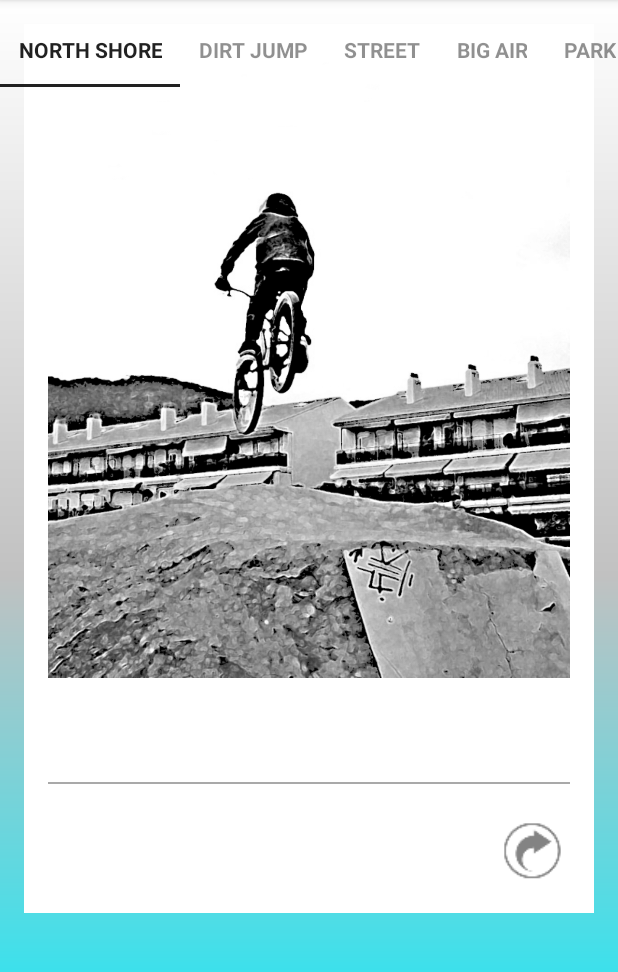
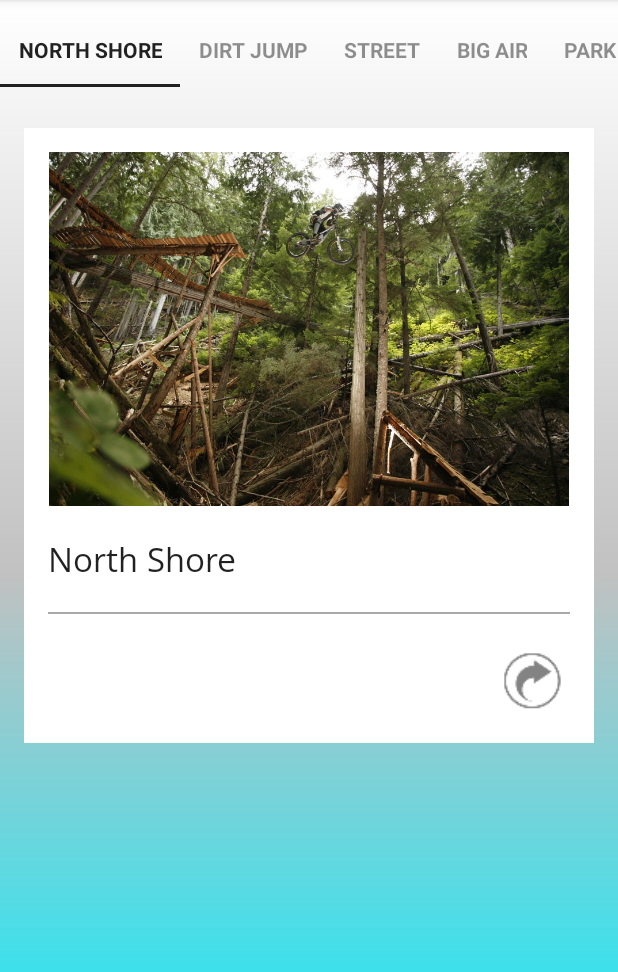
Before and after one commit to frangallart/MTBFreeride, an Android app: the MainActivity screen opened directly, with no data from a screen before it, with the options menu open, on a phone screen of 412 x 824 dp, the part 84-1056 px from its top. Run offline under Robolectric (Android 15) with nearby library versions, the phone set to English and light mode, and no system bars; 21 statements that could not run were skipped.

Commit message:
Carrega de les modalitats als fragments de el main, falta al detall

```diff
--- a/app/src/main/java/com/norriors/java/mtbfreeride/Controllers/MainActivity.java
+++ b/app/src/main/java/com/norriors/java/mtbfreeride/Controllers/MainActivity.java
@@ -29,6 +29,9 @@ public class MainActivity extends ActionBarActivity
 
     // User Session Manager Class
     private UsuariSessionManager sessioUsuari;
+
+
+    //private ModalitatsConversor modalitatsConversor;
 
     /**
      * Fragment managing the behaviors, interactions and presentation of the navigation drawer.
@@ -72,6 +75,22 @@ public class MainActivity extends ActionBarActivity
      * Mètode que recupera els controls de la GUI i toca espectes de disseny
      */
     public void setupGui() {
+
+
+        /*modalitatsConversor = new ModalitatsConversor(factsHelper);
+        String prova = "";
+        ArrayList<Modalitat> m = modalitatsConversor.getAllAsList();
+        for(Modalitat i : m){
+            prova = " " + i.getCodi();
+            prova += " " + i.getDescripcio();
+            prova += " " + i.getImatge1();
+            prova += " " + i.getImatge2();
+            prova += " " + i.getTitol();
+            prova += " " + i.getUrl_video();
+
+        }
+        System.out.println(prova);*/
+
 
         // Creació del drawer
         mNavigationDrawerFragment = (NavigationDrawerFragment)
--- a/app/src/main/java/com/norriors/java/mtbfreeride/Controllers/NavigationDrawerFragment.java
+++ b/app/src/main/java/com/norriors/java/mtbfreeride/Controllers/NavigationDrawerFragment.java
@@ -142,7 +142,7 @@ public class NavigationDrawerFragment extends Fragment {
 
 
         imgUsuariPerfil = new MLRoundedImageView(getActivity().getBaseContext());
-        imgUsuariPerfil.setImageBitmap(ImageTool.getBitmap(dadesUsuari.get(UsuariSessionManager.KEW_IMAGE)));
+        imgUsuariPerfil.setImageBitmap(ImageTool.getBitmap(dadesUsuari.get(UsuariSessionManager.KEY_IMAGE)));
 
         dataList.add(new DrawerItems(imgUsuariPerfil));
         dataList.add(new DrawerItems(dadesUsuari.get(UsuariSessionManager.KEY_NAME)));
--- a/app/src/main/java/com/norriors/java/mtbfreeride/Controllers/SampleListFragment.java
+++ b/app/src/main/java/com/norriors/java/mtbfreeride/Controllers/SampleListFragment.java
@@ -1,32 +1,29 @@
 package com.norriors.java.mtbfreeride.Controllers;
 
 import android.content.Intent;
+import android.content.res.AssetManager;
+import android.database.sqlite.SQLiteDatabase;
+import android.graphics.Bitmap;
+import android.graphics.BitmapFactory;
 import android.graphics.Typeface;
-import android.os.AsyncTask;
 import android.os.Bundle;
 import android.support.v4.app.Fragment;
 import android.view.LayoutInflater;
 import android.view.View;
 import android.view.ViewGroup;
 import android.widget.ImageButton;
+import android.widget.ImageView;
 import android.widget.ScrollView;
 import android.widget.TextView;
 
-import com.google.gson.Gson;
-import com.google.gson.reflect.TypeToken;
+import com.norriors.java.mtbfreeride.Models.Modalitat;
 import com.norriors.java.mtbfreeride.R;
-
-import org.apache.http.HttpResponse;
-import org.apache.http.NameValuePair;
-import org.apache.http.client.entity.UrlEncodedFormEntity;
-import org.apache.http.client.methods.HttpPost;
-import org.apache.http.impl.client.DefaultHttpClient;
-import org.apache.http.message.BasicNameValuePair;
-import org.apache.http.util.EntityUtils;
+import com.norriors.java.mtbfreeride.dao.ModalitatsConversor;
+import com.norriors.java.mtbfreeride.dao.ModalitatsSQLiteHelper;
 
 import java.io.IOException;
+import java.io.InputStream;
 import java.util.ArrayList;
-import java.util.List;
 
 /**
  * Classe SampleListFragment
@@ -35,14 +32,19 @@ import java.util.List;
  */
 public class SampleListFragment extends ScrollTabHolderFragment implements View.OnClickListener {
 
+    private ModalitatsSQLiteHelper factsHelper;
+    private SQLiteDatabase db;
+    private ModalitatsConversor modalitatsConversor;
+    private ArrayList<Modalitat> dades;
+
     private static final String ARG_POSITION = "position";
-    private static final String URL = "http://www.infobosccoma.net/pmdm/pois.php";
-    private TextView tvView;
+    private TextView tvTitolMain;
     private int mPosition;
     private Typeface font;
     private View rootView;
     private ImageButton btnModalitatDetall;
-    private ScrollView svModal;
+    private ScrollView svModalMain;
+    private ImageView ivModalMain;
 
     public static Fragment newInstance(int position) {
         SampleListFragment f = new SampleListFragment();
@@ -58,29 +60,39 @@ public class SampleListFragment extends ScrollTabHolderFragment implements View.
         setRetainInstance(true);
         mPosition = getArguments().getInt(ARG_POSITION);
 
-        new DescarregarDades().execute("");
+        // crear l'objecte que crea a la connexió amb la BD
+        factsHelper = new ModalitatsSQLiteHelper(getActivity().getBaseContext(), "MTBModalitats.db", null, 1);
+        // obtenir l'objecte BD
+        db = factsHelper.getReadableDatabase();
+        modalitatsConversor = new ModalitatsConversor(factsHelper);
+        dades = modalitatsConversor.getAllAsList();
     }
 
     @Override
     public View onCreateView(LayoutInflater inflater, ViewGroup container, Bundle savedInstanceState) {
-        //View v = inflater.inflate(R.layout.fragment_list, null);
 
         // fem referència a la vista
         rootView = inflater.inflate(R.layout.fragment_main, container, false);
 
-        // textView on mostro el contingut del json
-        tvView = (TextView) rootView.findViewById(R.id.tvModalitat);
+        // textView on mostro el nom de la modalitat
+        tvTitolMain = (TextView) rootView.findViewById(R.id.tvModalitat);
+        // imageView on es veu la imatge de la modalitat
+        ivModalMain = (ImageView) rootView.findViewById(R.id.ivModalMain);
+        svModalMain = (ScrollView) rootView.findViewById(R.id.svMainFragment);
+        btnModalitatDetall = (ImageButton) rootView.findViewById(R.id.btnDetallsModalitat);
         font = Typeface.createFromAsset(getActivity().getAssets(), "Fonts/Open_Sans/OpenSans-Regular.ttf");
-        tvView.setTypeface(font);
 
-        svModal = (ScrollView) rootView.findViewById(R.id.svMainFragment);
-        svModal.requestFocus();
+        tvTitolMain.setTypeface(font);
+        // Ens situa l'scroll en la posició superior
+        svModalMain.smoothScrollTo(0, 0);
 
-        btnModalitatDetall = (ImageButton) rootView.findViewById(R.id.btnDetallsModalitat);
         btnModalitatDetall.setOnClickListener(this);
+        tvTitolMain.setText(dades.get(mPosition).getTitol());
+        ivModalMain.setImageBitmap(recollirImatge());
 
         return rootView;
     }
+
 
     @Override
     public void onActivityCreated(Bundle savedInstanceState) {
@@ -102,51 +114,22 @@ public class SampleListFragment extends ScrollTabHolderFragment implements View.
         }
     }
 
-    class DescarregarDades extends AsyncTask<String, Void, ArrayList<PuntsMapa>> {
-
-        @Override
-        protected void onPreExecute() {
-            super.onPreExecute();
-        }
-
     /**
-         * Procés de descarrega de les dades
+     * Recull la imatge corresponent de la carpeta assets
      *
-         * @param params
-         * @return la llista de punts
+     * @return bitmap
      */
-        @Override
-        protected ArrayList<PuntsMapa> doInBackground(String... params) {
-            ArrayList<PuntsMapa> llistaPunts = null;
-            DefaultHttpClient httpclient = new DefaultHttpClient();
-            HttpPost httppostreq = new HttpPost(URL);
-            HttpResponse httpresponse = null;
+    public Bitmap recollirImatge() {
+        AssetManager assetManager = getActivity().getBaseContext().getAssets();
+        Bitmap imatge = null;
+        InputStream inputStream = null;
         try {
-                List<NameValuePair> parametres = new ArrayList<NameValuePair>(1);
-                parametres.add(new BasicNameValuePair("city", params[0]));
-                httppostreq.setEntity(new UrlEncodedFormEntity(parametres));
-
-                httpresponse = httpclient.execute(httppostreq);
-
-                String responseText = EntityUtils.toString(httpresponse.getEntity());
-                // Retorno la llista de punts
-                llistaPunts = tractarJSON(responseText);
+            inputStream = assetManager.open(dades.get(mPosition).getImatge1());
+            imatge = BitmapFactory.decodeStream(inputStream);
         } catch (IOException e) {
             e.printStackTrace();
-            }
-            return llistaPunts;
-        }
-
-        // Pinto el resultat de l'asyncTask
-        @Override
-        protected void onPostExecute(ArrayList<PuntsMapa> llista) {
-            tvView.setText(llista.get(mPosition).getName());
-        }
-
-        private ArrayList<PuntsMapa> tractarJSON(String json) {
-            Gson converter = new Gson();
-            return converter.fromJson(json, new TypeToken<ArrayList<PuntsMapa>>() {
-            }.getType());
+        } finally {
+            return imatge;
         }
     }
 }
--- /dev/null
+++ b/app/src/main/java/com/norriors/java/mtbfreeride/Models/Modalitat.java
@@ -0,0 +1,90 @@
+package com.norriors.java.mtbfreeride.Models;
+
+import java.io.Serializable;
+
+/**
+ * Classe que modela una modalitat
+ */
+public class Modalitat implements Serializable {
+
+    private long codi;
+    private String titol;
+    private String descripcio;
+    private String imatge1;
+    private String imatge2;
+    private String url_video;
+
+    /**
+     * Constructor
+     */
+    public Modalitat() {
+    }
+
+    /**
+     * Constructor amb paràmetres
+     *
+     * @param codi
+     * @param titol
+     * @param descripcio
+     * @param imatge1
+     * @param imatge2
+     * @param url_video
+     */
+    public Modalitat(long codi, String titol, String descripcio, String imatge1, String imatge2, String url_video) {
+        this.codi = codi;
+        this.titol = titol;
+        this.descripcio = descripcio;
+        this.imatge1 = imatge1;
+        this.imatge2 = imatge2;
+        this.url_video = url_video;
+    }
+
+    /* Getter i Setters */
+    public long getCodi() {
+        return codi;
+    }
+
+    public void setCodi(long codi) {
+        this.codi = codi;
+    }
+
+    public String getTitol() {
+        return titol;
+    }
+
+    public void setTitol(String titol) {
+        this.titol = titol;
+    }
+
+    public String getDescripcio() {
+        return descripcio;
+    }
+
+    public void setDescripcio(String descripcio) {
+        this.descripcio = descripcio;
+    }
+
+    public String getImatge1() {
+        return imatge1;
+    }
+
+    public void setImatge1(String imatge1) {
+        this.imatge1 = imatge1;
+    }
+
+    public String getImatge2() {
+        return imatge2;
+    }
+
+    public void setImatge2(String imatge2) {
+        this.imatge2 = imatge2;
+    }
+
+    public String getUrl_video() {
+        return url_video;
+    }
+
+    public void setUrl_video(String url_video) {
+        this.url_video = url_video;
+    }
+}
--- a/app/src/main/java/com/norriors/java/mtbfreeride/TODO.txt
+++ b/app/src/main/java/com/norriors/java/mtbfreeride/TODO.txt
@@ -1,3 +1,7 @@
 // TODO : Fer una classe per guardar els id's de les vistes del fragment i recarregar les seves dades
 // TODO : Carregar les imatges i la descripció de la modalitat des de la base de dades?
 // TODO : Alhora de descarregar dades del llibre de visites s'hauria de anar fet amb una tasca de 1 amb 1, i al arribar  a 5 pares. Al anar desplaçan-te cap avall en descarregues 5 més d'un en un.
+// TODO : Des del modalitat detall controlar que hi ha d'haver internet
+// TODO : Fer-ho tot full optim
+// TODO : Acavar de carregar el detall de una modalitat
+// TODO : Guardar el path de els videos a la base de dades
--- /dev/null
+++ b/app/src/main/java/com/norriors/java/mtbfreeride/dao/ModalitatsConversor.java
@@ -0,0 +1,171 @@
+package com.norriors.java.mtbfreeride.dao;
+
+import android.database.Cursor;
+import android.database.sqlite.SQLiteDatabase;
+
+import com.norriors.java.mtbfreeride.Models.Modalitat;
+
+import java.util.ArrayList;
+
+/**
+ * Classe conversora d'objectes Modalitat a BD
+ */
+public class ModalitatsConversor {
+
+    private ModalitatsSQLiteHelper helper;
+
+    /**
+     * Constructor
+     */
+    public ModalitatsConversor() {
+
+    }
+
+    /**
+     * Constructor amb paràmetres
+     *
+     * @param helper
+     */
+    public ModalitatsConversor(ModalitatsSQLiteHelper helper) {
+        this.helper = helper; // Permetrà obrir la base de dades
+    }
+
+    /**
+     * Desa un nou fact a la taula
+     *
+     * @param fact el fet que es vol desar
+     * @return l'index del fet afegit
+     */
+   /* public long save(Modalitat fact) {
+        long index = -1;
+        // S'agafa l'objecte base de dades en mode escriptura
+        SQLiteDatabase db = helper.getWritableDatabase();
+        // es crea un objecte de diccionari (clau, valor) per indicar els valors a afegir
+        ContentValues dades = new ContentValues();
+
+        dades.put("title", fact.getTitle());
+        dades.put("content", fact.getContent());
+        dades.put("gif", fact.getGif());
+
+        try {
+            index = db.insertOrThrow("Facts", null, dades);
+            // volem veure en el long el que passa
+            Log.i("Facts", dades.toString() + " afegit amb el codi " + index);
+        } catch (Exception e) {
+            // volem reflectir en el log que hi ha agut un error
+            Log.e("Facts", e.getMessage());
+        }
+
+        return index;
+    }*/
+
+    /**
+     * Edita un fact de la taula
+     *
+     * @param fact el fet que es vol editar
+     * @return l'index del fet editat
+     */
+    /*public long edit(Fact fact) {
+        long index = -1;
+        // S'agafa l'objecte base de dades en mode escriptura
+        SQLiteDatabase db = helper.getWritableDatabase();
+        // es crea un objecte de diccionari (clau, valor) per indicar els valors a afegir
+        ContentValues dades = new ContentValues();
+
+        dades.put("title", fact.getTitle());
+        dades.put("content", fact.getContent());
+        dades.put("gif", fact.getGif());
+        try {
+            index = db.update("Facts", dades, "codi =" + fact.getCodi(), null);
+            // volem veure en el long el que passa
+            Log.i("Facts", dades.toString() + " afegit amb el codi " + fact.getCodi());
+        } catch (Exception e) {
+            // volem reflectir en el log que hi ha agut un error
+            Log.e("Facts", e.getMessage());
+        }
+
+        return index;
+    }*/
+
+    /**
+     * Mètode que retorna totes les dades de la taula
+     *
+     * @return arraylist, llista que conté totes les dades
+     */
+    public ArrayList<Modalitat> getAllAsList() {
+        SQLiteDatabase db = helper.getReadableDatabase();
+
+        Cursor c = db.query(true, "Modalitats", new String[]{"codi", "nom", "descripcio", "imatge1", "imatge2", "url_video"},
+                null, null, null, null, null, null);
+
+        ArrayList<Modalitat> dades = null;
+
+        if (c.moveToFirst()) {
+            dades = new ArrayList<Modalitat>();
+            do {
+                dades.add(new Modalitat(c.getInt(0), c.getString(1), c.getString(2), c.getString(3),c.getString(4),c.getString(5)));
+            } while (c.moveToNext());
+        }
+
+        db.close();
+        // Retorna el contingut de la base de dades en un llista
+        return dades;
+    }
+
+   /* public Fact getByCodi(int codi) {
+        SQLiteDatabase db = helper.getReadableDatabase();
+        Cursor c = db.query(true, "Facts", new String[]{"codi", "title", "content", "gif"},
+                "codi =" + codi, null, null, null, null, null);
+
+        Fact f = null;
+
+        if (c.getCount() > 0) {
+            f = new Fact(c.getInt(c.getColumnIndex("codi")),
+                    c.getString(c.getColumnIndex("title")),
+                    c.getString(c.getColumnIndex("content")),
+                    c.getString(c.getColumnIndex("gif")));
+        }
+
+        db.close();
+        return f;
+    }*/
+
+    /*public ArrayList<Fact> geyByTitol(String titol) {
+        SQLiteDatabase db = helper.getReadableDatabase();
+        Cursor c = db.query(true, "Facts", new String[]{"codi", "title", "content", "gif"},
+                "title like % = " + titol, null, null, null, null, null);
+
+        ArrayList<Fact> llista = null;
+
+        while (c.moveToNext()) {
+            llista.add(new Fact(c.getInt(c.getColumnIndex("codi")),
+                    c.getString(c.getColumnIndex("title")),
+                    c.getString(c.getColumnIndex("content")),
+                    c.getString(c.getColumnIndex("gif"))));
+        }
+        db.close();
+        return llista;
+    }*/
+
+    /**
+     * Esborra el fact passat per paràmetre
+     */
+   /* public boolean remove(Fact f) {
+        // obtenir l'objecte BD en mode esriptura
+        SQLiteDatabase db = helper.getWritableDatabase();
+        // Taula, clau i where args
+        return db.delete("Facts", "codi=" + f.getCodi(), null) > 0;
+    }*/
+
+    /**
+     * Esborra tots els facts de la taula
+     *
+     * @return
+     */
+   /*public boolean removeAll() {
+        // obtenir l'objecte BD en mode escriptura
+        SQLiteDatabase db = helper.getWritableDatabase();
+
+        return db.delete("Facts", null, null) > 0;
+    }*/
+}
--- /dev/null
+++ b/app/src/main/java/com/norriors/java/mtbfreeride/dao/ModalitatsSQLiteHelper.java
@@ -0,0 +1,133 @@
+package com.norriors.java.mtbfreeride.dao;
+
+import android.content.Context;
+import android.database.sqlite.SQLiteDatabase;
+import android.database.sqlite.SQLiteDatabase.CursorFactory;
+import android.database.sqlite.SQLiteOpenHelper;
+import android.database.sqlite.SQLiteStatement;
+
+/**
+ * Classe ModalitatsSQLiteHelper
+ * <p/>
+ * Classe que estén les funcionalitats de SQLiteOpenHelper
+ */
+public class ModalitatsSQLiteHelper extends SQLiteOpenHelper {
+
+    private Context context;
+    private String nomBD;
+    private CursorFactory factory;
+    private int versio;
+
+    // Sentència SQL per crear la taula de Modalitats
+    private final String SQL_CREATE_MODALITATS = "CREATE TABLE Modalitats (" +
+            " codi INTEGER PRIMARY KEY AUTOINCREMENT NOT NULL, " +
+            " nom TEXT," +
+            " descripcio TEXT," +
+            " imatge1 TEXT," +
+            " imatge2 TEXT," +
+            " url_video TEXT);";
+
+
+    /**
+     * Constructor amb paràmetres
+     *
+     * @param context context de l'aplicació
+     * @param nomBD   nom de la base de dades
+     * @param factory cursor o null
+     * @param versio  versió de la base de dades. Si és més gran que l'actual es farà un Upgrade;
+     *                si és més petita es faraà un Downgrade
+     */
+    public ModalitatsSQLiteHelper(Context context, String nomBD, CursorFactory factory, int versio) {
+        super(context, nomBD, factory, versio);
+        this.context = context;
+        this.nomBD = nomBD;
+        this.factory = factory;
+        this.versio = versio;
+    }
+
+    /**
+     * Event que es produeix quan s'ha de crear la BD
+     */
+    @Override
+    public void onCreate(SQLiteDatabase db) {
+        // S'execcuten les sentències SQL de creació de la BD
+        db.execSQL(SQL_CREATE_MODALITATS);
+        executaInsertsModalitas(db);
+    }
+
+    /**
+     * Mètode que ens permet introduir les dades a la base de dades
+     */
+    public void executaInsertsModalitas(SQLiteDatabase db) {
+
+        String sgl_insert = "INSERT INTO modalitats (nom, descripcio, imatge1, imatge2, url_video)" +
+                " VALUES(?,?,?,?,?)";
+        SQLiteStatement insertModalitats = db.compileStatement(sgl_insert);
+
+        insertModalitats.clearBindings();
+        insertModalitats.bindString(1, "North Shore");
+        insertModalitats.bindString(2, "Es tracta d''una sèrie d''estructures col·locades a certa distàmncia del terra.\n" +
+                "\n" +
+                "Aquesta modalitat es practica normalment el el bosc.\n" +
+                "\n" +
+                "No és gaire popular aquí Catalunya,( n''hi Espanya), pero es una modalitat que es practica molt al Nord d''America i al Canada.");
+        insertModalitats.bindString(3, "ImatgesModalitats/inorthShore.jpg");
+        insertModalitats.bindString(4, "ImatgesModalitats/inorthShore2.jpg");
+        insertModalitats.bindString(5, "");
+        insertModalitats.executeInsert();
+
+        insertModalitats.clearBindings();
+        insertModalitats.bindString(1, "Dirt Jump");
+        insertModalitats.bindString(2, "Aquesta modalitat consisteix en diferents salts de terra, i fer el major número de trucs en cada salt.\n" + "\n" + "A la foto es pot veure un truc que se n''hi diu l''indian.\n" + "\n" + "Hi ha infinitat de conbinacions de trucs, ja que casibé s''han inventat tots per fer-ho més difícil convinen varis trucs en un mateix salt.");
+        insertModalitats.bindString(3, "ImatgesModalitats/idirtJump.jpg");
+        insertModalitats.bindString(4, "ImatgesModalitats/idirtJump2.jpg");
+        insertModalitats.bindString(5, "");
+        insertModalitats.executeInsert();
+
+        insertModalitats.clearBindings();
+        insertModalitats.bindString(1, "Street");
+        insertModalitats.bindString(2, "En aquesta modalitat s’han d’anar superant els diferents obstacles urbans.\n" + "\n" + "Es una modalitat molt complicada que necessita molta pràctica. La majoria de la gent no la te gaire ben vista i moltes vegades es sanciónada per la policia, amb multes.");
+        insertModalitats.bindString(3, "ImatgesModalitats/idirtJump2.jpg");
+        insertModalitats.bindString(4, "ImatgesModalitats/idirtJump2.jpg");
+        insertModalitats.bindString(5, "");
+        insertModalitats.executeInsert();
+
+        insertModalitats.clearBindings();
+        insertModalitats.bindString(1, "Big Air");
+        insertModalitats.bindString(2, "Es com el dirt jump però amb salts molt més grans, de 10 metres cap amunt.\n" + "\n" + "És la modalitat que es fa mes perillosa de totes per culpa de les grans distancies que es recorren fent aquests salts.");
+        insertModalitats.bindString(3, "ImatgesModalitats/ibigAir.jpg");
+        insertModalitats.bindString(4, "ImatgesModalitats/ibigAir2.jpg");
+        insertModalitats.bindString(5, "");
+        insertModalitats.executeInsert();
+
+        insertModalitats.clearBindings();
+        insertModalitats.bindString(1, "Park");
+        insertModalitats.bindString(2, "Aquesta modalitat es derivada del BMX i tracta de moure''s en diferents estructures de ciment, fusta o metall.\n" + "\n" + "Aquesta modalitat es practica menys que les altres, ja que es te que tenir molta maniobralitat, com per exemple la que et proporciona una BMX, i amb aquestes bicis tan grans de mountain bike es fa mes dificil moure''s per eskate parks.");
+        insertModalitats.bindString(3, "ImatgesModalitats/ipark.jpg");
+        insertModalitats.bindString(4, "ImatgesModalitats/ipark2.jpg");
+        insertModalitats.bindString(5, "");
+        insertModalitats.executeInsert();
+    }
+
+    /**
+     * Event que es produeix quan s'ha d'actualitzar la BD a una versió superior
+     *
+     * @param db
+     * @param oldVersion
+     * @param newVersion
+     */
+    @Override
+    public void onUpgrade(SQLiteDatabase db, int oldVersion, int newVersion) {
+
+        // NOTA: Per simplificar l'exemple, aquí s'utilitza directament
+        // l'opció d'eliminar la taula anterior i tornar-la a crear buida
+        // amb la nova estructura.
+        // No obstant, el més habitual és migrar les dades de la taula antiga
+        // a la nova, per la qual cosa aquest mètode hauria de fer més coses.
+
+        // S'elimina la versió anterior de la taula
+        //db.execSQL("DROP TABLE IF EXISTS Facts");
+        // Es crea la nova versió de la taula
+        //db.execSQL(SQL_CREATE_FACTS);
+    }
+}
--- a/app/src/main/res/layout/activity_modal_detall.xml
+++ b/app/src/main/res/layout/activity_modal_detall.xml
@@ -13,7 +13,7 @@
         android:layout_height="wrap_content">
 
         <ScrollView
-            android:layout_width="wrap_content"
+            android:layout_width="match_parent"
             android:layout_height="wrap_content"
             android:id="@+id/svModalDetall"
             android:scrollbars="none">
--- a/app/src/main/res/layout/fragment_main.xml
+++ b/app/src/main/res/layout/fragment_main.xml
@@ -15,10 +15,11 @@
 
     <RelativeLayout
         android:layout_width="fill_parent"
-        android:layout_height="wrap_content">
+        android:layout_height="wrap_content"
+        android:layout_marginTop="69dp">
 
         <ScrollView
-            android:layout_width="wrap_content"
+            android:layout_width="match_parent"
             android:layout_height="wrap_content"
             android:id="@+id/svMainFragment"
             android:scrollbars="none">
@@ -39,10 +40,9 @@
                     android:layout_marginBottom="20dp">
 
                     <ImageView
-                        android:layout_width="wrap_content"
+                        android:layout_width="match_parent"
                         android:layout_height="wrap_content"
-                        android:id="@+id/imageView"
-                        android:src="@drawable/img_sign_up_default"
+                        android:id="@+id/ivModalMain"
                         android:nestedScrollingEnabled="false"
                         android:adjustViewBounds="true"
                         android:contentDescription="@string/img_modal" />
```
Also changed, not shown: app/src/main/assets/ImatgesModalitats/ibigAir.jpg (added), app/src/main/assets/ImatgesModalitats/ibigAir2.jpg (added), app/src/main/assets/ImatgesModalitats/idirtJump.jpg (added), app/src/main/assets/ImatgesModalitats/idirtJump2.jpg (added), app/src/main/assets/ImatgesModalitats/inorthShore.jpg (added), app/src/main/assets/ImatgesModalitats/inorthShore2.jpg (added), app/src/main/assets/ImatgesModalitats/ipark.jpg (added), app/src/main/assets/ImatgesModalitats/ipark2.jpg (added), app/src/main/assets/ImatgesModalitats/istreet.jpg (added), app/src/main/assets/ImatgesModalitats/istreet2.jpg (added). Lines whose indentation alone changed are shown as unchanged.
